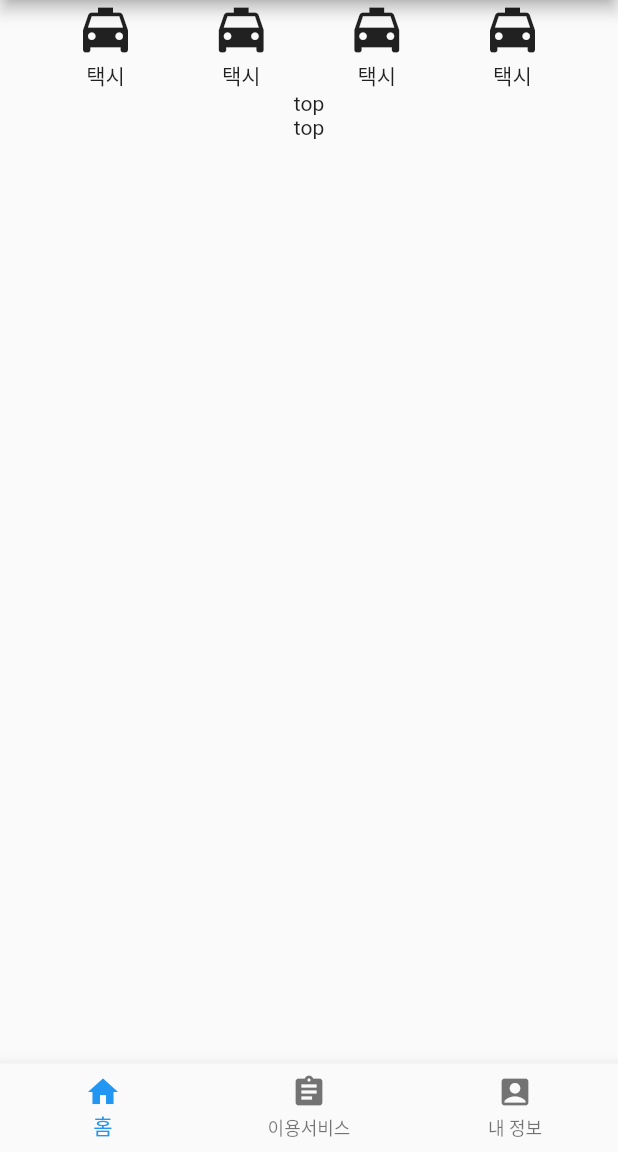
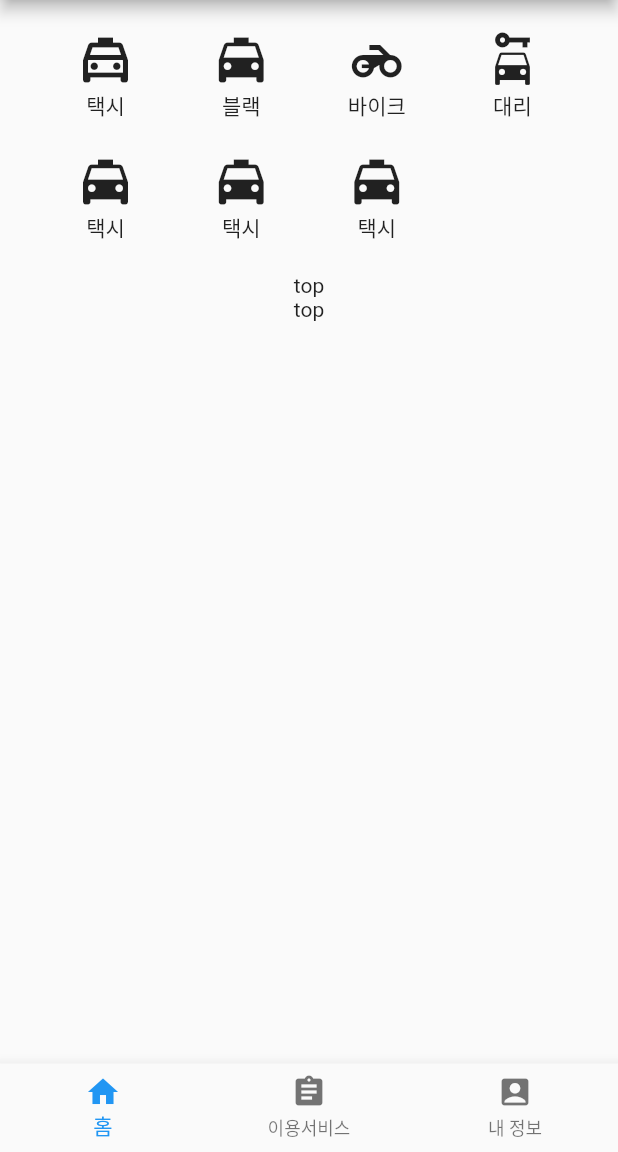
Before and after one commit to gumsang/kakao_T_clone, a Flutter app: the screen it shows after launch, on a phone screen of 412 x 824 dp, the part 84-1236 px from its top. Run offline on Flutter 3.47's test engine with Material 2 defaults, Android fonts, the phone set to English and light mode, and no system bars.

```diff
--- a/lib/home_screen.dart
+++ b/lib/home_screen.dart
@@ -17,7 +17,55 @@ class HomeScreen extends StatelessWidget {
   }
 
   Widget _buildTop() {
-    return Row(
+    return Padding(
+      padding: const EdgeInsets.only(top: 20, bottom: 20),
+      child: Column(
+        children: [
+          Row(
+            mainAxisAlignment: MainAxisAlignment.spaceEvenly,
+            children: <Widget>[
+              Column(
+                children: [
+                  Icon(
+                    Icons.local_taxi_outlined,
+                    size: 40,
+                  ),
+                  Text('택시'),
+                ],
+              ),
+              Column(
+                children: [
+                  Icon(
+                    Icons.local_taxi,
+                    size: 40,
+                  ),
+                  Text('블랙'),
+                ],
+              ),
+              Column(
+                children: [
+                  Icon(
+                    Icons.motorcycle,
+                    size: 40,
+                  ),
+                  Text('바이크'),
+                ],
+              ),
+              Column(
+                children: [
+                  Icon(
+                    Icons.car_rental,
+                    size: 40,
+                  ),
+                  Text('대리'),
+                ],
+              ),
+            ],
+          ),
+          SizedBox(
+            height: 20,
+          ),
+          Row(
             mainAxisAlignment: MainAxisAlignment.spaceEvenly,
             children: <Widget>[
               Column(
@@ -47,7 +95,9 @@ class HomeScreen extends StatelessWidget {
                   Text('택시'),
                 ],
               ),
-        Column(
+              Opacity(
+                opacity: 0,
+                child: Column(
                   children: [
                     Icon(
                       Icons.local_taxi,
@@ -56,7 +106,11 @@ class HomeScreen extends StatelessWidget {
                     Text('택시'),
                   ],
                 ),
+              ),
             ],
+          ),
+        ],
+      ),
     );
   }
 
--- a/pubspec.yaml
+++ b/pubspec.yaml
@@ -27,6 +27,7 @@ environment:
 # the latest version available on pub.dev. To see which dependencies have newer
 # versions available, run `flutter pub outdated`.
 dependencies:
+  carousel_slider: ^4.1.1
   flutter:
     sdk: flutter
 
```
Also changed, not shown: pubspec.lock. Lines whose indentation alone changed are shown as unchanged.
